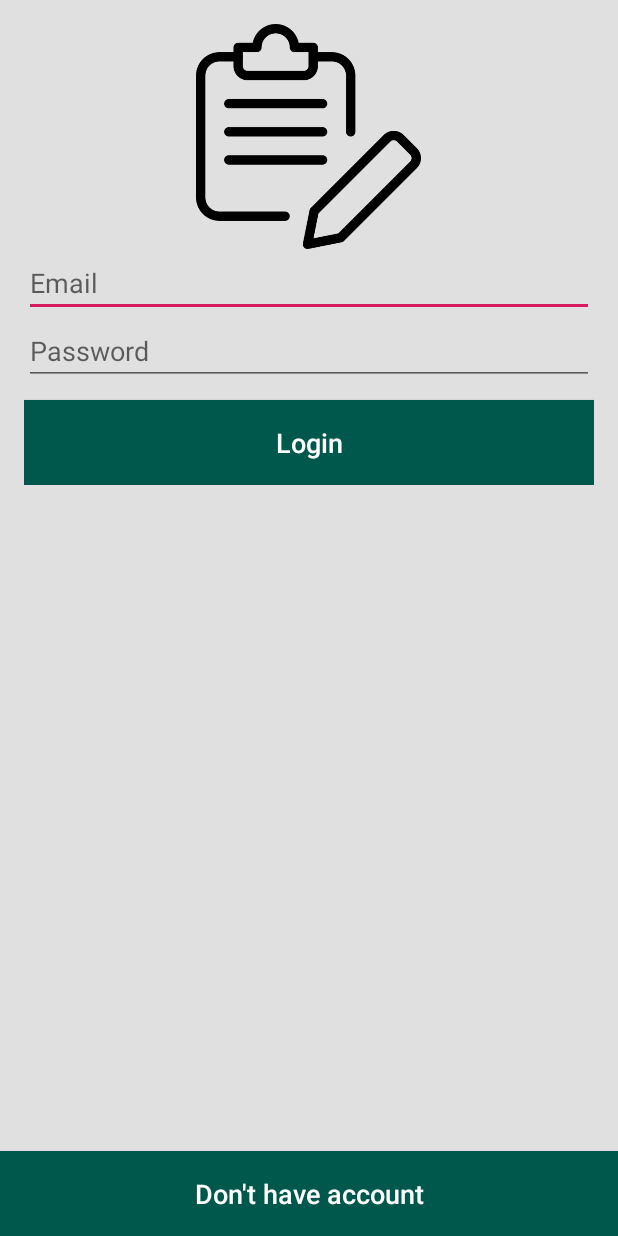
After one commit to Reptor123/Project_MemoryGames, an Android app: the layout activity_login.xml on its own in the app's theme, with its tools: preview values and no code run, on a phone screen of 412 x 824 dp. The commit adds this screen. Run offline under Robolectric (Android 15) with nearby library versions, the light colour scheme and no system bars.

Commit message:
commit
 Conflicts:
	.idea/misc.xml
	build.gradle

```diff
--- /dev/null
+++ b/app/src/main/res/layout/activity_login.xml
@@ -0,0 +1,62 @@
+<?xml version="1.0" encoding="utf-8"?>
+<RelativeLayout
+    xmlns:android="http://schemas.android.com/apk/res/android"
+    xmlns:tools="http://schemas.android.com/tools"
+    android:layout_width="match_parent"
+    android:layout_height="match_parent"
+    android:background="@color/backgroundColor"
+    tools:context=".Login">
+
+    <LinearLayout
+        android:layout_width="match_parent"
+        android:layout_height="wrap_content"
+        android:orientation="vertical"
+        android:padding="16dp">
+
+        <ImageView
+            android:layout_width="150dp"
+            android:layout_height="150dp"
+            android:src="@drawable/logo"
+            android:layout_gravity="center"/>
+
+        <EditText
+            android:id="@+id/tv_username"
+            android:layout_width="match_parent"
+            android:layout_height="wrap_content"
+            android:hint="@string/email"
+            android:inputType="textEmailAddress"/>
+
+        <EditText
+            android:id="@+id/tv_password"
+            android:layout_width="match_parent"
+            android:layout_height="wrap_content"
+            android:hint="@string/password"
+            android:inputType="textPassword"/>
+        <Button
+            android:id="@+id/btn_log_in"
+            android:layout_width="match_parent"
+            android:layout_height="wrap_content"
+            android:background="@color/colorPrimaryDark"
+            android:padding="16dp"
+            android:text="@string/login"
+            android:textSize="18sp"
+            android:layout_marginTop="10dp"
+            android:textColor="@android:color/white"
+            android:textAllCaps="false"
+            />
+    </LinearLayout>
+
+    <Button
+        android:id="@+id/btn_sign_up"
+        android:layout_width="match_parent"
+        android:layout_height="wrap_content"
+        android:background="@color/colorPrimaryDark"
+        android:padding="16dp"
+        android:text="@string/dont_have_account"
+        android:textColor="@android:color/white"
+        android:textAllCaps="false"
+        android:textSize="18sp"
+        android:layout_alignParentBottom="true"/>
+
+
+</RelativeLayout>
--- a/app/src/main/res/values/colors.xml
+++ b/app/src/main/res/values/colors.xml
@@ -3,4 +3,5 @@
     <color name="colorPrimary">#008577</color>
     <color name="colorPrimaryDark">#00574B</color>
     <color name="colorAccent">#D81B60</color>
+    <color name="backgroundColor">#E0E0E0</color>
 </resources>
--- a/app/src/main/res/values/strings.xml
+++ b/app/src/main/res/values/strings.xml
@@ -1,4 +1,10 @@
 <resources>
     <string name="app_name">memoryGame</string>
     <string name="action_settings">Settings</string>
+    <string name="app_name2">FirebaseDemo</string>
+    <string name="dont_have_account">Don\'t have account</string>
+    <string name="login">Login</string>
+    <string name="sign_up">SignUp</string>
+    <string name="email">Email</string>
+    <string name="password">Password</string>
 </resources>
```
Also changed, not shown: app/src/main/java/com/example/memorygame/Login.kt (added, +91 -0 lines), app/src/main/java/com/example/memorygame/SignIn.kt (added, +12 -0 lines), app/src/main/java/com/example/memorygame/SignUpActivity.kt (added, +64 -0 lines), app/src/main/res/layout/activity_sign_up.xml (added, +49 -0 lines), app/src/main/res/layout/activity_signin.xml (added, +10 -0 lines), app/src/main/res/drawable/logo.png (added).
